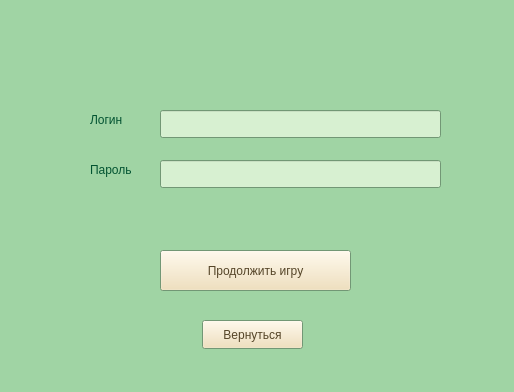
Qt form loadgamewindow.ui (Saham9tka/for_bots) before a commit.
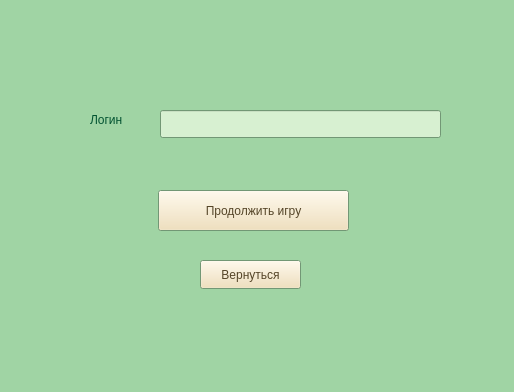
The same form after that commit.

Commit message: deleted password input

Patch:
```diff
--- a/loadgamewindow.ui
+++ b/loadgamewindow.ui
@@ -321,16 +321,6 @@
     </rect>
    </property>
   </widget>
-  <widget class="QLineEdit" name="passwordInputLine">
-   <property name="geometry">
-    <rect>
-     <x>160</x>
-     <y>160</y>
-     <width>281</width>
-     <height>28</height>
-    </rect>
-   </property>
-  </widget>
   <widget class="QLabel" name="label">
    <property name="geometry">
     <rect>
@@ -349,29 +339,11 @@
     <string>Логин</string>
    </property>
   </widget>
-  <widget class="QLabel" name="label_2">
-   <property name="geometry">
-    <rect>
-     <x>90</x>
-     <y>160</y>
-     <width>63</width>
-     <height>20</height>
-    </rect>
-   </property>
-   <property name="font">
-    <font>
-     <pointsize>9</pointsize>
-    </font>
-   </property>
-   <property name="text">
-    <string>Пароль</string>
-   </property>
-  </widget>
   <widget class="QPushButton" name="continueGameButton">
    <property name="geometry">
     <rect>
-     <x>160</x>
-     <y>250</y>
+     <x>158</x>
+     <y>190</y>
      <width>191</width>
      <height>41</height>
     </rect>
@@ -383,8 +355,8 @@
   <widget class="QPushButton" name="backToMenuButton">
    <property name="geometry">
     <rect>
-     <x>202</x>
-     <y>320</y>
+     <x>200</x>
+     <y>260</y>
      <width>101</width>
      <height>29</height>
     </rect>
```
The commit also changes 6 other files.
